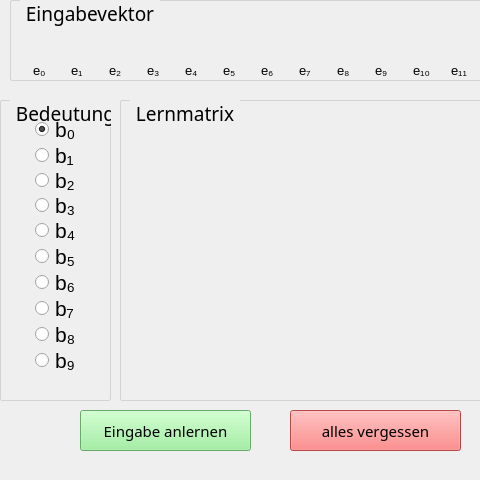
Before: the Qt Designer form mainwindow.ui in matthiaszipp/steinbuch, drawn with Qt 5; both pictures show x 0 to 480 and y 0 to 480 of the 800 by 480 pixel window.
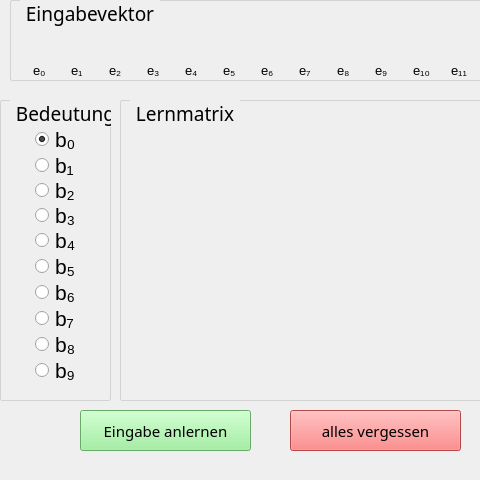
After: the same form once the commit is applied.

What changed in the file:
```diff
--- a/mainwindow.ui
+++ b/mainwindow.ui
@@ -59,7 +59,7 @@
      <property name="geometry">
       <rect>
        <x>20</x>
-       <y>-20</y>
+       <y>-10</y>
        <width>81</width>
        <height>311</height>
       </rect>
```
